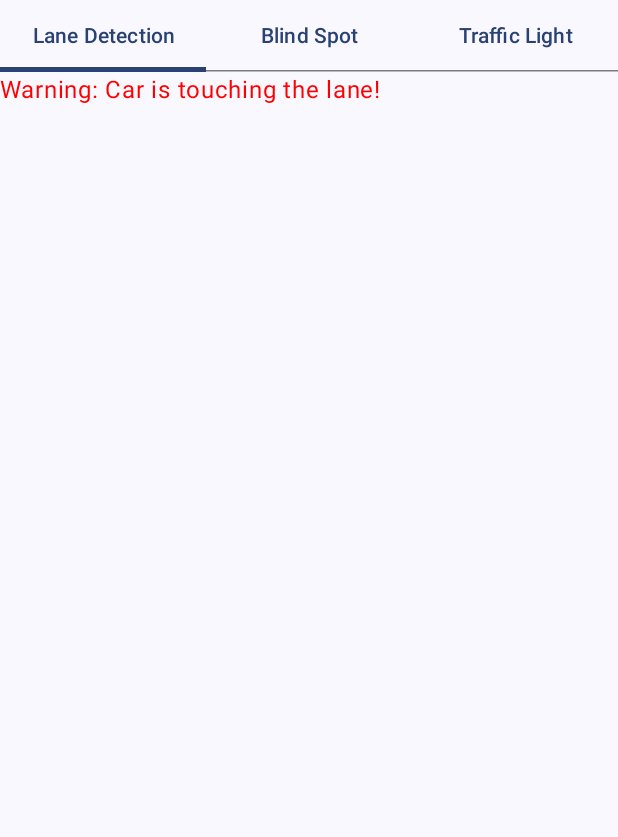
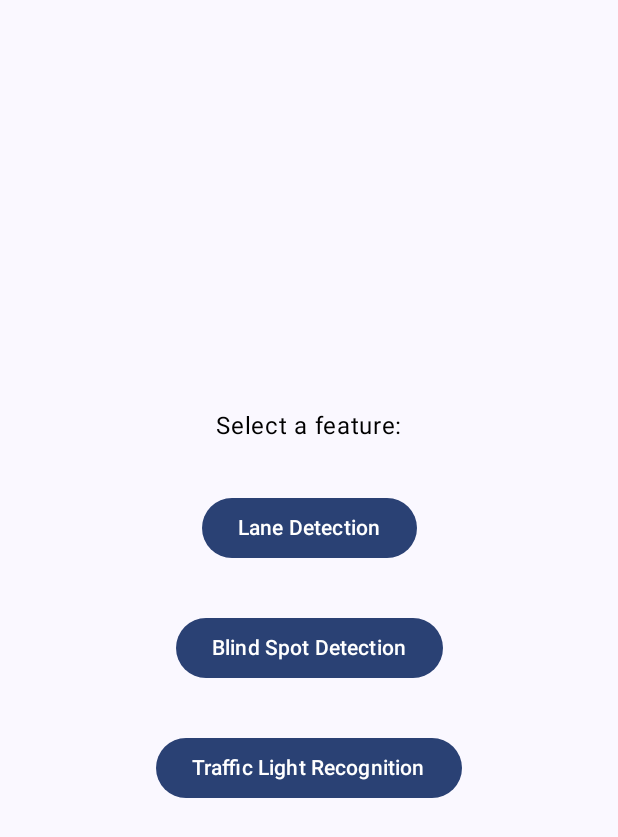
Before and after one commit to fatin2sarker/PADAS, an Android app built with Jetpack Compose: the screen it shows after launch (MainActivity), after a tap on "Continue", on a phone screen of 412 x 824 dp. Shown: the top 837 px of the screen. Run offline under Robolectric (Android 15) with nearby library versions, the light colour scheme and no system bars.

Commit message:
Added feature selection page and individual previews

```diff
--- a/app/src/main/java/com/example/myapplication/MainActivity.kt
+++ b/app/src/main/java/com/example/myapplication/MainActivity.kt
@@ -30,17 +30,35 @@ class MainActivity : ComponentActivity() {
         super.onCreate(savedInstanceState)
         setContent {
             MyApplicationTheme {
-                var isWelcomePageVisible by remember { mutableStateOf(true) }
+                var currentPage by remember { mutableStateOf<Page>(Page.Welcome) }
+                var selectedFeature by remember { mutableStateOf<Feature?>(null) }
 
-                if (isWelcomePageVisible) {
-                    WelcomePage(onContinueClick = { isWelcomePageVisible = false })
-                } else {
-                    MainScreen()
+                when (currentPage) {
+                    Page.Welcome -> WelcomePage { currentPage = Page.FeatureSelection }
+                    Page.FeatureSelection -> FeatureSelectionPage {
+                        selectedFeature = it
+                        currentPage = Page.MainScreen
+                    }
+                    Page.MainScreen -> MainScreen(selectedFeature!!)
                 }
             }
         }
     }
 }
+
+data class LaneDetectionData(
+    val isCarTouchingRightLane: Boolean,
+    val isCarTouchingLeftLane: Boolean
+)
+
+data class BlindSpotData(
+    val isObjectDetectedOnRightBlindSpot: Boolean,
+    val isObjectDetectedOnLeftBlindSpot: Boolean
+)
+
+data class TrafficLightData(
+    val isRedLightDetected: Boolean
+)
 
 @Composable
 fun LaneDetectionTab(isCarTouchingRightLane: Boolean, isCarTouchingLeftLane: Boolean) {
@@ -67,6 +85,19 @@ fun TrafficLightTab(isRedLightDetected: Boolean) {
     Column {
         Text(text = alertText, color = alertColor)
     }
+}
+
+
+sealed class Page {
+    object Welcome : Page()
+    object FeatureSelection : Page()
+    object MainScreen : Page()
+}
+
+sealed class Feature {
+    object LaneDetection : Feature()
+    object BlindSpot : Feature()
+    object TrafficLight : Feature()
 }
 
 @Composable
@@ -96,48 +127,68 @@ fun WelcomePage(onContinueClick: () -> Unit) {
 }
 
 @Composable
-fun MainScreen() {
-    // Mock data, replace with actual data from sensors
+fun FeatureSelectionPage(onFeatureSelected: (Feature) -> Unit) {
+    Surface(
+        modifier = Modifier.fillMaxSize(),
+        color = MaterialTheme.colorScheme.background
+    ) {
+        Column(
+            modifier = Modifier.fillMaxSize(),
+            verticalArrangement = Arrangement.Center,
+            horizontalAlignment = Alignment.CenterHorizontally
+        ) {
+            Text(
+                text = "Select a feature:",
+                color = Color.Black
+            )
+            Spacer(modifier = Modifier.height(16.dp))
+            Button(
+                onClick = { onFeatureSelected(Feature.LaneDetection) },
+                modifier = Modifier.padding(16.dp),
+            ) {
+                Text(text = "Lane Detection", color = Color.White)
+            }
+            Button(
+                onClick = { onFeatureSelected(Feature.BlindSpot) },
+                modifier = Modifier.padding(16.dp),
+            ) {
+                Text(text = "Blind Spot Detection", color = Color.White)
+            }
+            Button(
+                onClick = { onFeatureSelected(Feature.TrafficLight) },
+                modifier = Modifier.padding(16.dp),
+            ) {
+                Text(text = "Traffic Light Recognition", color = Color.White)
+            }
+        }
+    }
+}
+
+@Composable
+fun MainScreen(selectedFeature: Feature) {
+    // Mock data for each feature
     val isCarTouchingRightLane = true
     val isCarTouchingLeftLane = false
     val isObjectDetectedOnRightBlindSpot = false
     val isObjectDetectedOnLeftBlindSpot = true
     val isRedLightDetected = true
 
-    // State variable for selected tab index
-    var selectedTabIndex by remember { mutableStateOf(0) }
 
     Surface(modifier = Modifier.fillMaxSize(), color = MaterialTheme.colorScheme.background) {
         Column {
-            // Tabs
-            TabRow(
-                selectedTabIndex = selectedTabIndex,
-                modifier = Modifier.fillMaxWidth(),
-            ) {
-                Tab(
-                    text = { Text("Lane Detection") },
-                    selected = selectedTabIndex == 0,
-                    onClick = { selectedTabIndex = 0 }
-                )
-                Tab(
-                    text = { Text("Blind Spot") },
-                    selected = selectedTabIndex == 1,
-                    onClick = { selectedTabIndex = 1 }
-                )
-                Tab(
-                    text = { Text("Traffic Light") },
-                    selected = selectedTabIndex == 2,
-                    onClick = { selectedTabIndex = 2 }
-                )
-            }
-
-            // Tab content based on the selected tab
-            when (selectedTabIndex) {
-                0 -> LaneDetectionTab(isCarTouchingRightLane, isCarTouchingLeftLane)
-                1 -> BlindSpotTab(isObjectDetectedOnRightBlindSpot, isObjectDetectedOnLeftBlindSpot)
-                2 -> TrafficLightTab(isRedLightDetected)
+            when (selectedFeature) {
+                is Feature.LaneDetection -> LaneDetectionTab(isCarTouchingRightLane, isCarTouchingLeftLane)
+                is Feature.BlindSpot -> BlindSpotTab(isObjectDetectedOnRightBlindSpot, isObjectDetectedOnLeftBlindSpot)
+                is Feature.TrafficLight -> TrafficLightTab(isRedLightDetected)
             }
         }
+    }
+}
+@Preview(showBackground = true)
+@Composable
+fun WelcomePagePreview() {
+    MyApplicationTheme {
+        WelcomePage(onContinueClick = {})
     }
 }
 
@@ -145,14 +196,30 @@ fun MainScreen() {
 @Composable
 fun MainScreenPreview() {
     MyApplicationTheme {
-        MainScreen()
+        MainScreen(selectedFeature = Feature.LaneDetection)
     }
 }
 
 @Preview(showBackground = true)
 @Composable
-fun WelcomePagePreview() {
+fun LaneDetectionTabPreview() {
     MyApplicationTheme {
-        WelcomePage(onContinueClick = {})
+        LaneDetectionTab(isCarTouchingRightLane = true, isCarTouchingLeftLane = false)
     }
 }
+
+@Preview(showBackground = true)
+@Composable
+fun BlindSpotTabPreview() {
+    MyApplicationTheme {
+        BlindSpotTab(isObjectDetectedOnRightBlindSpot = false, isObjectDetectedOnLeftBlindSpot = true)
+    }
+}
+
+@Preview(showBackground = true)
+@Composable
+fun TrafficLightTabPreview() {
+    MyApplicationTheme {
+        TrafficLightTab(isRedLightDetected = true)
+    }
+}
```
